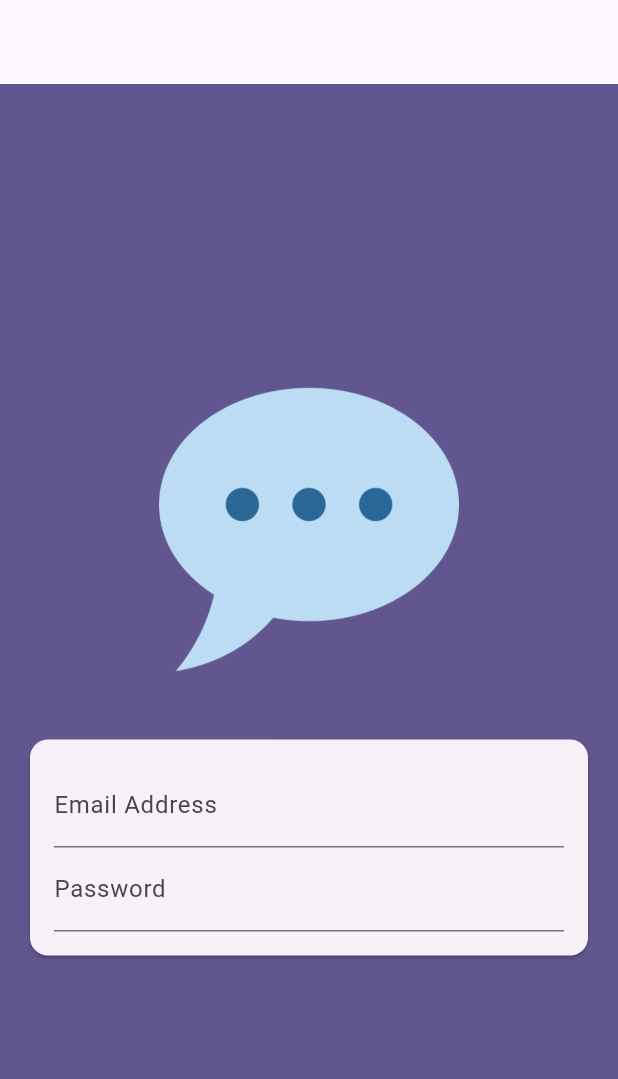
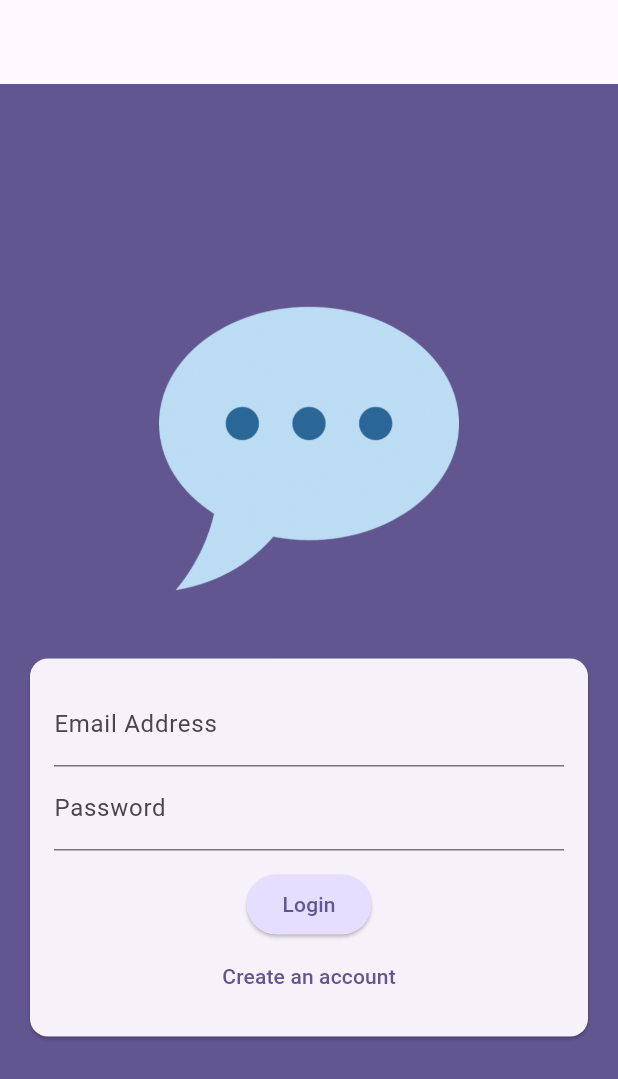
Before and after one commit to DejanJovovic/ChatAndConnect, a Flutter app: the screen it shows after launch, on a phone screen of 412 x 824 dp. Shown: the top 1079 px of the screen. Run offline on Flutter 3.47's test engine with Material 3 defaults, Android fonts, the phone set to English and light mode, and no system bars.

Commit message:
login/signup buttons and create an account/I already have an account change accordingly

```diff
--- a/chat_app/lib/main.dart
+++ b/chat_app/lib/main.dart
@@ -13,9 +13,9 @@ class App extends StatelessWidget {
     return MaterialApp(
       title: 'FlutterChat',
       theme: ThemeData().copyWith(
-        useMaterial3: true,
         colorScheme: ColorScheme.fromSeed(
-            seedColor: const Color.fromARGB(255, 63, 17, 177)),
+          seedColor: const Color.fromARGB(255, 63, 17, 177),
+        ),
       ),
       home: const AuthScreen(),
     );
--- a/chat_app/lib/screens/auth.dart
+++ b/chat_app/lib/screens/auth.dart
@@ -10,6 +10,8 @@ class AuthScreen extends StatefulWidget {
 }
 
 class _AuthScreenState extends State<AuthScreen> {
+  var _isLogin = true;
+
   @override
   Widget build(BuildContext context) {
     return Scaffold(
@@ -46,13 +48,34 @@ class _AuthScreenState extends State<AuthScreen> {
                             ),
                             keyboardType: TextInputType.emailAddress,
                             autocorrect: false, // turn of auto correction
-                            textCapitalization: TextCapitalization.none, // first character wont be upper case when entering email address
+                            textCapitalization: TextCapitalization
+                                .none, // first character wont be upper case when entering email address
                           ),
                           TextFormField(
                             decoration: const InputDecoration(
                               labelText: 'Password',
                             ),
-                            obscureText: true, // hides the characters as they are being entered
+                            obscureText:
+                                true, // hides the characters as they are being entered
+                          ),
+                          const SizedBox(height: 12),
+                          ElevatedButton(
+                            onPressed: () {},
+                            style: ElevatedButton.styleFrom(
+                              backgroundColor: Theme.of(context).colorScheme.primaryContainer,
+                            ),
+                            child:  Text(_isLogin ? 'Login': 'Signup'),
+                          ),
+                          TextButton(
+                            // allows users to switch between login and register
+                            onPressed: () {
+                              setState(() {
+                                _isLogin = !_isLogin; // sets the _isLogin to the oposite if its true, it will yield false etc..
+                              });
+                            },
+                            child: Text(_isLogin
+                                ? 'Create an account'
+                                : 'I already have an account'),
                           ),
                         ],
                       ),
```
